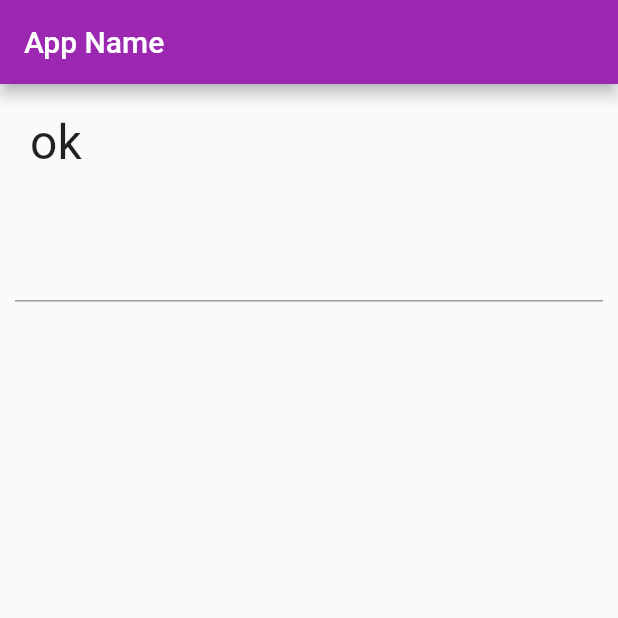
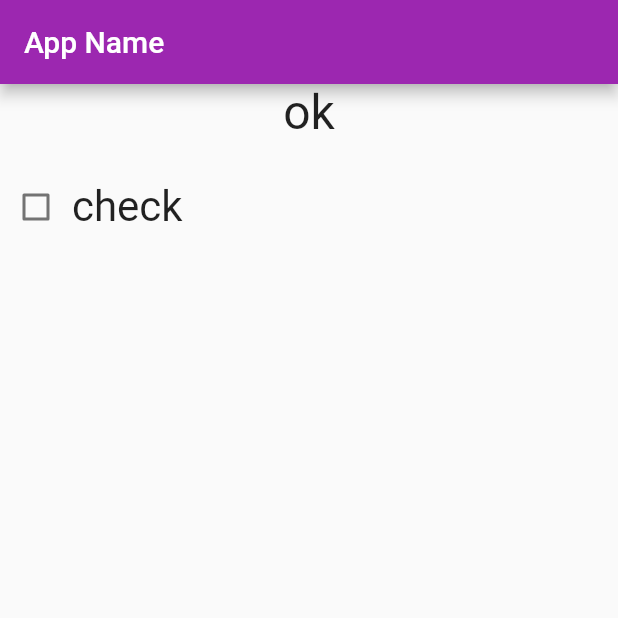
Before and after one commit to CutRay/tutorial-flutter, a Flutter app: the screen it shows after launch, on a phone screen of 412 x 824 dp, the top half of it. Run offline on Flutter 3.47's test engine with Material 2 defaults, Android fonts, the phone set to English and light mode, and no system bars.

Commit message:
Checkbox完成

```diff
--- a/lib/main.dart
+++ b/lib/main.dart
@@ -30,7 +30,7 @@ class MyHomePage extends StatefulWidget {
 
 class _MyHomePageState extends State<MyHomePage> {
   var _message;
-  final controller = TextEditingController();
+  bool _checked = false;
   @override
   void initState() {
     _message = 'ok';
@@ -43,38 +43,47 @@ class _MyHomePageState extends State<MyHomePage> {
         appBar: AppBar(
           title: Text('App Name'),
         ),
-        body: Center(
-          child: Column(
+        body: Column(
           mainAxisAlignment: MainAxisAlignment.start,
           mainAxisSize: MainAxisSize.max,
-            crossAxisAlignment: CrossAxisAlignment.stretch,
+          crossAxisAlignment: CrossAxisAlignment.center,
           children: <Widget>[
-              Padding(
-                  padding: EdgeInsets.all(20.0),
-                  child: Text(_message,
+            Text(
+              _message,
               style: TextStyle(
-                          fontFamily: 'Roboto',
+                  fontSize: 32.0,
                   fontWeight: FontWeight.w400,
-                          fontSize: 32.0))),
+                  fontFamily: 'Roboto'),
+            ),
             Padding(
               padding: EdgeInsets.all(10.0),
-                  child: TextField(
-                    controller: controller,
-                    onChanged: textChanged,
+            ),
+            Row(
+              mainAxisAlignment: MainAxisAlignment.start,
+              mainAxisSize: MainAxisSize.max,
+              crossAxisAlignment: CrossAxisAlignment.center,
+              children: <Widget>[
+                Checkbox(
+                  value: _checked,
+                  onChanged: checkChanged,
+                ),
+                Text(
+                  'check',
                   style: TextStyle(
                       fontSize: 28.0,
                       fontWeight: FontWeight.w400,
-                        fontFamily: 'Roboto',
-                        color: const Color(0xFFFF0000)),
-                  )),
+                      fontFamily: 'Roboto'),
+                )
               ],
-          ),
+            )
+          ],
         ));
   }
 
-  void textChanged(String val) {
+  void checkChanged(bool val) {
     setState(() {
-      _message = 'you said ' + val.toUpperCase();
+      _checked = val;
+      _message = val ? 'checked' : 'not checked';
     });
   }
 }
```
Lines whose indentation alone changed are shown as unchanged.
